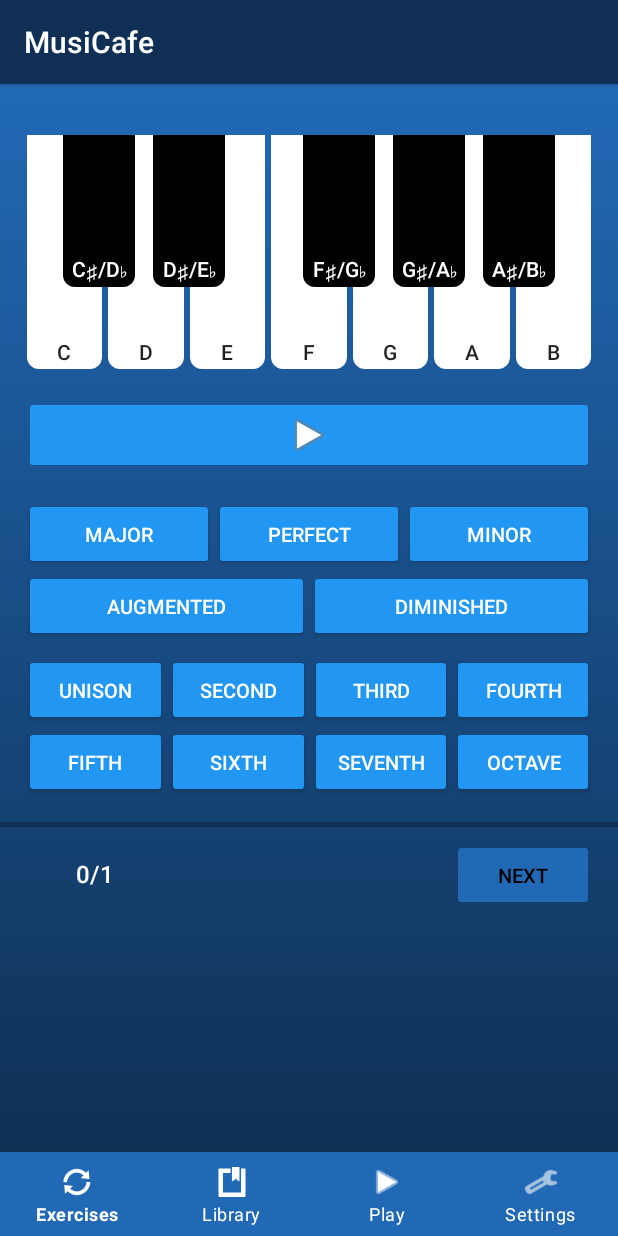
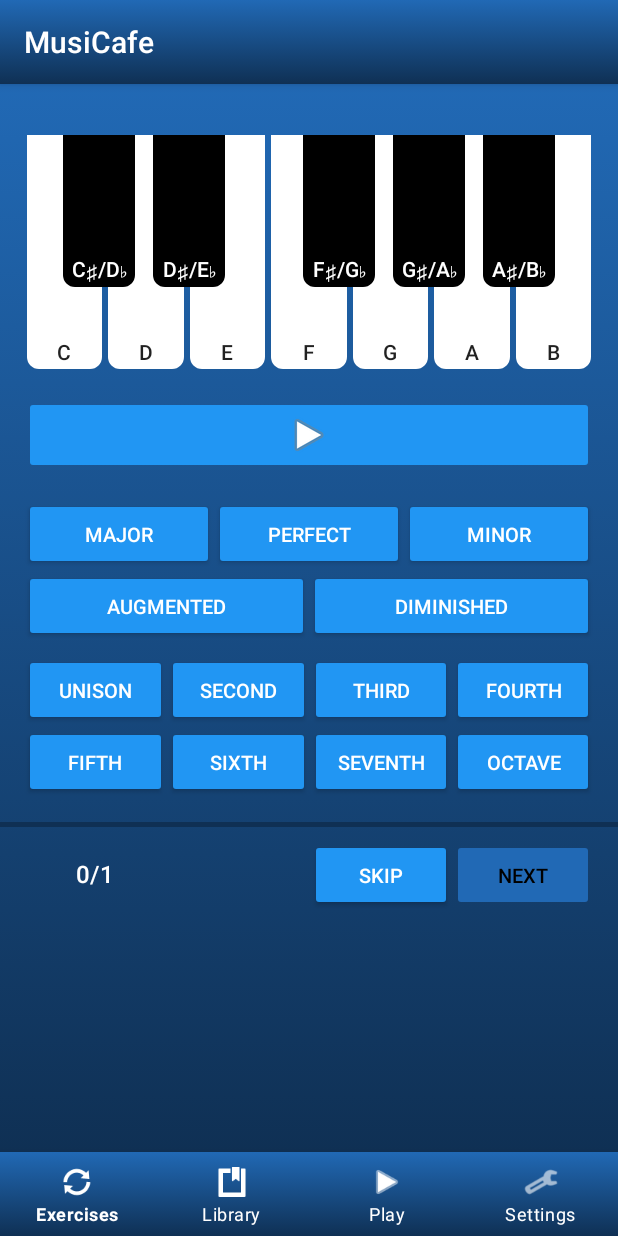
Before and after one commit to kking/MusiCafe, an Android app: the fragment IntervalEarFragment placed in its activity, on a phone screen of 412 x 824 dp. Run offline under Robolectric (Android 15) with nearby library versions, the phone set to English and light mode, and no system bars.

Commit message:
Update navigation bars' appearance, IntervalEarFragment activity+layout

```diff
--- a/app/src/main/java/kking/musicafe/activity/MainActivity.java
+++ b/app/src/main/java/kking/musicafe/activity/MainActivity.java
@@ -1,12 +1,12 @@
 package kking.musicafe.activity;
 
 import androidx.annotation.NonNull;
+import androidx.appcompat.app.ActionBar;
 import androidx.appcompat.app.AppCompatActivity;
 import androidx.fragment.app.Fragment;
 
 import android.os.Bundle;
 import android.view.MenuItem;
-import android.widget.FrameLayout;
 
 import com.google.android.material.bottomnavigation.BottomNavigationView;
 
@@ -15,19 +15,18 @@ import kking.musicafe.fragment.IntervalEarFragment;
 import kking.musicafe.fragment.MainMenuFragment;
 
 public class MainActivity extends AppCompatActivity {
-
-    private static final String TAG = "MainActivity";
-    private static final int CONTAINER = R.id.mainFrameLayout, MENU = R.id.bottomNavigationContainer;
-
-    private FrameLayout mFrameLayout;
-    private BottomNavigationView mNavigationView;
+    private static final int CONTAINER = R.id.mainFrameLayout;
 
     @Override
     protected void onCreate(Bundle savedInstanceState) {
         super.onCreate(savedInstanceState);
         setContentView(R.layout.activity_main);
-        mFrameLayout = findViewById(CONTAINER);
-        mNavigationView = findViewById(MENU);
+        ActionBar mActionBar = getSupportActionBar();
+        BottomNavigationView mNavigationView = findViewById(R.id.bottomNavigationContainer);
+
+        // set background for top ActionBar
+        assert mActionBar != null;
+        mActionBar.setBackgroundDrawable(getDrawable(R.drawable.background_gradient));
 
         // create listener for BottomNavigationView
         mNavigationView.setOnNavigationItemSelectedListener(new BottomNavigationView.OnNavigationItemSelectedListener() {
@@ -38,10 +37,13 @@ public class MainActivity extends AppCompatActivity {
                         replaceFragment(IntervalEarFragment.newInstance(), "IntervalEarFragment");
                         return true;
                     case R.id.libraryItem:
+                        //replaceFragment(Fragment.newInstance(), "");
                         return true;
                     case R.id.playItem:
+                        //replaceFragment(Fragment.newInstance(), "");
                         return true;
                     case R.id.settingsItem:
+                        //replaceFragment(Fragment.newInstance(), "");
                         return true;
                     default:
                         return false;
--- a/app/src/main/java/kking/musicafe/fragment/IntervalEarFragment.java
+++ b/app/src/main/java/kking/musicafe/fragment/IntervalEarFragment.java
@@ -58,7 +58,7 @@ public class IntervalEarFragment extends Fragment {
     // Views
     private TextView scoreTextView;
     private Button[] qualityButtons, degreeButtons;
-    private Button nextButton;
+    private Button skipButton, nextButton;
     private ImageButton playImageButton;
 
     // Controller components
@@ -97,6 +97,14 @@ public class IntervalEarFragment extends Fragment {
 
         // Views
         scoreTextView = view.findViewById(R.id.scoreTextView);
+
+        skipButton = view.findViewById(R.id.skipButton);
+        skipButton.setOnClickListener(new View.OnClickListener() {
+            @Override
+            public void onClick(View v) {
+                skipQuestion();
+            }
+        });
 
         nextButton = view.findViewById(R.id.nextButton);
         nextButton.setOnClickListener(new View.OnClickListener() {
@@ -149,15 +157,20 @@ public class IntervalEarFragment extends Fragment {
         player.playSequence(interval);
     }
 
+    public void skipQuestion() {
+        resetInterval();
+    }
+
     /**
-     * Updates the score, disables the "Next" Button, resets the Quality and Degree Buttons, generates the next
-     * IntervalEar question, and plays its interval.
+     * Updates the score, enables the "Skip" Button, disables the "Next" Button, resets the Quality and Degree
+     * Buttons, generates the next IntervalEar question, and plays its interval.
      */
     public void resetInterval() {
         // update score TextView with incremented total
         scoreTextView.setText(getString(R.string.txt_score, correctQuestions, ++totalQuestions));
 
-        setNextButton(false);
+        setButton(skipButton, true);
+        setButton(nextButton, false);
         resetButtonGroups();
 
         // generate interval and record its Quality and Degree
@@ -218,12 +231,16 @@ public class IntervalEarFragment extends Fragment {
         // disable all Buttons
         setButtonGroupsEnabled(false);
 
-        // enable "Next" Button
-        setNextButton(true);
+        // disable "Skip" Button, enable "Next" Button
+        setButton(skipButton, false);
+        setButton(nextButton, true);
 
         if (correct) {
             // update score TextView with incremented correct
             scoreTextView.setText(getString(R.string.txt_score, ++correctQuestions, totalQuestions));
+
+            // disable "Skip" Button
+            setButton(skipButton, false);
 
             // color selected Buttons in green
             colorButton(selectedQualityButton, CORRECT_BUTTON, SELECTED_BUTTON_TEXT);
@@ -268,7 +285,7 @@ public class IntervalEarFragment extends Fragment {
     }
 
     /**
-     * Changes the colors and enabled state of the "Next" Button according to the given value.
+     * Changes the colors and enabled state of the selected Button according to the given value.
      *
      * If enabled, the Button will become clickable and its background and text colors will represent
      * this availability. This state will occur upon calling {@link IntervalEarFragment#guessInterval()}.
@@ -276,14 +293,15 @@ public class IntervalEarFragment extends Fragment {
      * Otherwise, the Button will be disabled and colored in such a way that reflects this state upon a call
      * to {@link IntervalEarFragment#resetInterval()}.
      *
-     * @param enabled  The enabled state of the "Next" Button
+     * @param b
+     * @param enabled  The enabled state of the selected Button
      */
-    private void setNextButton(boolean enabled) {
+    private void setButton(Button b, boolean enabled) {
         int backgroundColor = (enabled) ? SELECTED_BUTTON : UNSELECTED_BUTTON;
         int textColor = (enabled) ? SELECTED_BUTTON_TEXT : UNSELECTED_BUTTON_TEXT;
 
-        nextButton.setEnabled(enabled);
-        colorButton(nextButton, backgroundColor, textColor);
+        b.setEnabled(enabled);
+        colorButton(b, backgroundColor, textColor);
     }
 
     /**
--- a/app/src/main/res/layout/activity_main.xml
+++ b/app/src/main/res/layout/activity_main.xml
@@ -9,7 +9,6 @@
         android:id="@+id/mainFrameLayout"
         android:layout_width="0dp"
         android:layout_height="0dp"
-        android:background="@drawable/background_gradient"
         app:layout_constraintBottom_toTopOf="@id/bottomNavigationContainer"
         app:layout_constraintEnd_toEndOf="parent"
         app:layout_constraintStart_toStartOf="parent"
@@ -19,14 +18,13 @@
         android:id="@+id/bottomNavigationContainer"
         android:layout_width="0dp"
         android:layout_height="wrap_content"
+        android:background="@drawable/background_gradient"
         app:labelVisibilityMode="labeled"
         app:layout_constraintBottom_toBottomOf="parent"
         app:layout_constraintEnd_toEndOf="parent"
         app:layout_constraintStart_toStartOf="parent"
         app:layout_constraintTop_toBottomOf="@+id/mainFrameLayout"
-        app:backgroundTint="@color/colorMCMedium"
         app:itemIconTint="@android:color/white"
         app:itemTextColor="@android:color/white"
         app:menu="@menu/bottom_navigation_menu" />
-
 </androidx.constraintlayout.widget.ConstraintLayout>
--- a/app/src/main/res/layout/fragment_interval_ear.xml
+++ b/app/src/main/res/layout/fragment_interval_ear.xml
@@ -139,7 +139,7 @@
         style="@style/Divider"
         android:layout_marginTop="16dp" />
 
-    <!-- Score and "Next" Button -->
+    <!-- score, "Skip" and "Next" Buttons -->
     <LinearLayout
         android:layout_width="match_parent"
         android:layout_height="wrap_content"
@@ -163,10 +163,10 @@
             android:layout_height="wrap_content"
             android:layout_weight="1" />
 
-        <Space
-            android:layout_width="match_parent"
-            android:layout_height="wrap_content"
-            android:layout_weight="1" />
+        <Button
+            android:id="@+id/skipButton"
+            style="@style/QuizButtonStyle"
+            android:text="@string/btn_skip" />
 
         <!-- onClick: IntervalEarFragment#resetInterval -->
         <Button
--- a/app/src/main/res/layout/fragment_main_menu.xml
+++ b/app/src/main/res/layout/fragment_main_menu.xml
@@ -16,7 +16,7 @@
         android:layout_marginStart="32dp"
         android:layout_marginEnd="32dp"
         android:contentDescription="@string/desc_image_logo"
-        app:layout_constraintBottom_toTopOf="@id/subtitleTextView"
+        app:layout_constraintBottom_toBottomOf="parent"
         app:layout_constraintEnd_toEndOf="parent"
         app:layout_constraintStart_toStartOf="parent"
         app:layout_constraintTop_toTopOf="parent"
@@ -33,7 +33,6 @@
         android:textAlignment="center"
         android:textColor="@android:color/white"
         android:textSize="16sp"
-        app:layout_constraintBottom_toBottomOf="parent"
         app:layout_constraintEnd_toEndOf="parent"
         app:layout_constraintStart_toStartOf="parent"
         app:layout_constraintTop_toBottomOf="@+id/logoImageView" />
--- a/app/src/main/res/menu/bottom_navigation_menu.xml
+++ b/app/src/main/res/menu/bottom_navigation_menu.xml
@@ -1,6 +1,5 @@
 <menu xmlns:android="http://schemas.android.com/apk/res/android"
-    android:id="@+id/bottomNavigationLayout">
-
+    android:id="@+id/bottomNavigationMenu">
     <item
         android:id="@+id/exercisesItem"
         android:enabled="true"
@@ -21,7 +20,4 @@
         android:enabled="true"
         android:icon="@android:drawable/ic_menu_manage"
         android:title="@string/menu_settings" />
-
 </menu>
-
-<!-- https://material.io/develop/android/components/bottom-navigation -->
--- a/app/src/main/res/values/strings.xml
+++ b/app/src/main/res/values/strings.xml
@@ -15,6 +15,7 @@
 
     <!-- QUIZ ACTIVITIES -->
     <string name="btn_play">Play</string>
+    <string name="btn_skip">Skip</string>
     <string name="btn_next">Next</string>
     <string name="txt_score" formatted="true" translatable="false">%1$d/%2$d</string> <!-- d/d -->
 
--- a/app/src/main/res/values/styles.xml
+++ b/app/src/main/res/values/styles.xml
@@ -4,7 +4,12 @@
         <item name="colorPrimary">@color/colorPrimary</item>
         <item name="colorPrimaryDark">@color/colorPrimaryDark</item>
         <item name="colorAccent">@color/colorAccent</item>
-        <item name="android:navigationBarColor">@color/colorPrimaryDark</item>
+        <item name="android:actionBarStyle">@style/ActionBar</item>
+    </style>
+
+    <!-- Top navigation action bar theme-->
+    <style name="ActionBar" parent="@android:style/Widget.Holo.ActionBar">
+        <item name="android:background">@drawable/background_gradient</item>
     </style>
 
     <!-- Bottom navigation theme -->
@@ -42,9 +47,7 @@
         <item name="android:layout_width">match_parent</item>
         <item name="android:layout_height">wrap_content</item>
         <item name="android:layout_weight">1</item>
-
         <item name="android:singleLine">false</item>
-
         <item name="android:backgroundTint">@color/colorButton</item>
         <item name="android:textColor">@color/colorButtonText</item>
         <item name="fontFamily">sans-serif-medium</item>
```
